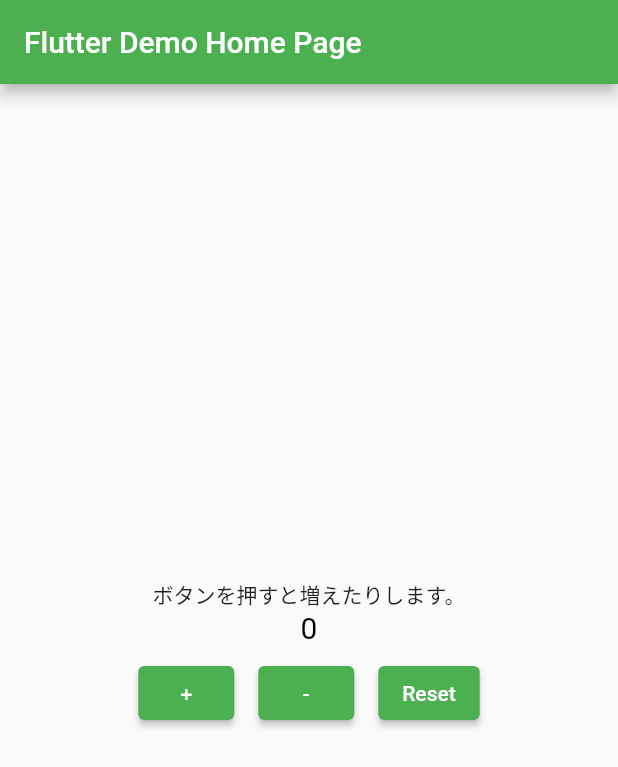
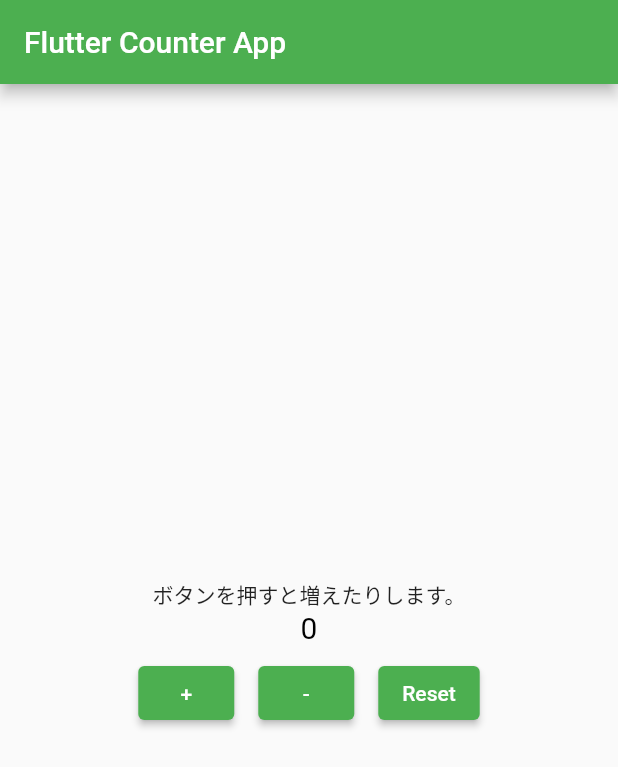
Before and after one commit to rimanem18/flutter_counter, a Flutter app: the screen it shows after launch, on a phone screen of 412 x 824 dp. Shown: the top 767 px of the screen. Run offline on Flutter 3.47's test engine with Material 2 defaults, Android fonts, the phone set to English and light mode, and no system bars.

Commit message:
アプリタイトルを変更

```diff
--- a/lib/main.dart
+++ b/lib/main.dart
@@ -14,7 +14,7 @@ class MyApp extends StatelessWidget {
       theme: ThemeData(
         primarySwatch: Colors.green,
       ),
-      home: const MyHomePage(title: 'Flutter Demo Home Page'),
+      home: const MyHomePage(title: 'Flutter Counter App'),
     );
   }
 }
```
